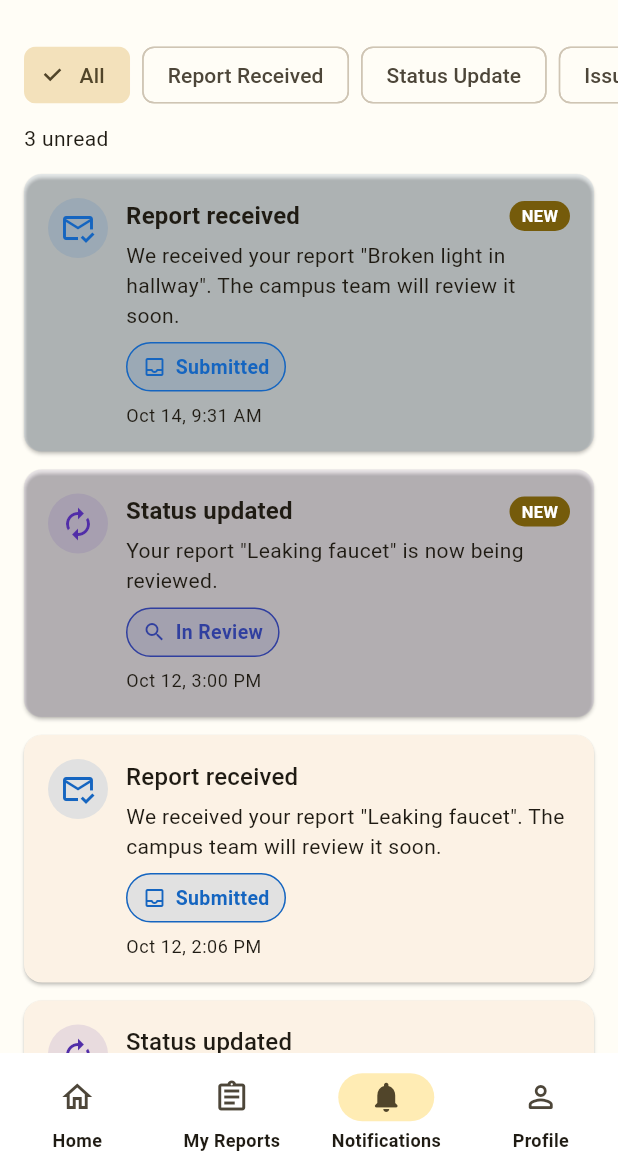
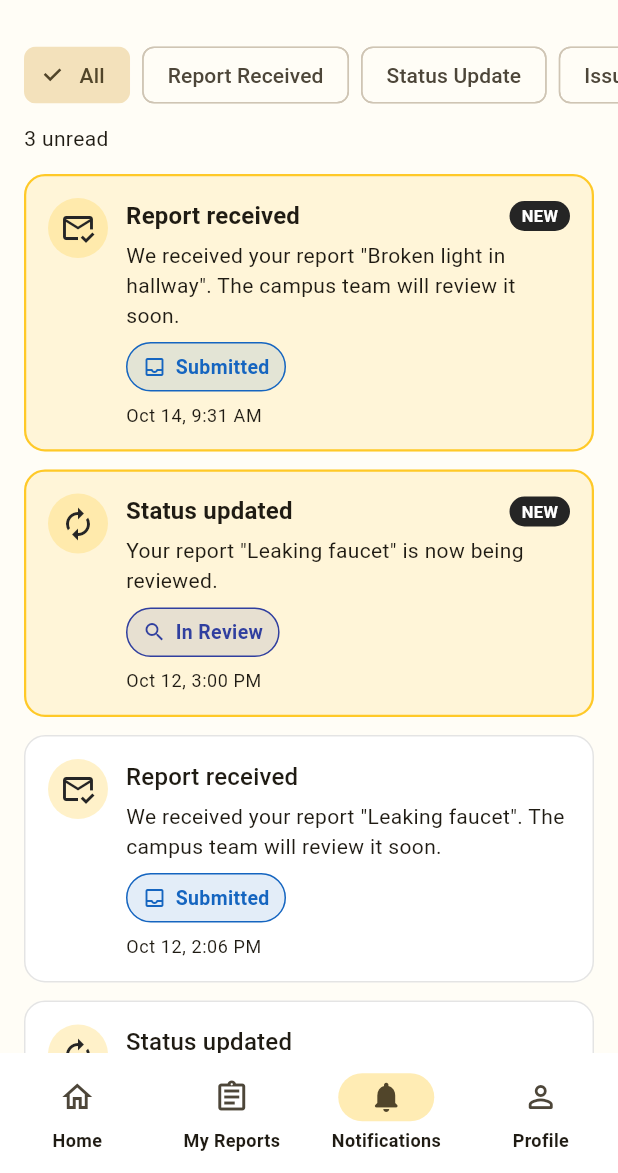
Before and after one commit to karenangco24-source/QuickFix, a Flutter app: the screen it shows after launch, item 3 of the bottom bar chosen, on a phone screen of 412 x 824 dp, the part 63-1236 px from its top. Run offline on Flutter 3.47's test engine with Material 3 defaults, Android fonts, the phone set to English and light mode, and no system bars; our stand-ins replace image_picker; accounts and stored records are empty.

Commit message:
Unify notification card colors with app theme

```diff
--- a/lib/widgets/notification_tile.dart
+++ b/lib/widgets/notification_tile.dart
@@ -1,11 +1,14 @@
 import 'package:flutter/material.dart';
 
 import '../models/app_notification.dart';
+import '../theme/app_theme.dart';
 import 'notification_style.dart';
 import 'status_chip.dart';
 
 /// One tappable notification in the Notifications list.
-/// Unread items show a "NEW" text badge and bold title, not just a color.
+/// All cards share the app's white/yellow look. Unread items are marked by a
+/// pale yellow fill, a yellow outline, a "NEW" text badge, and a bold title,
+/// so color is never the only signal.
 class NotificationTile extends StatelessWidget {
   const NotificationTile({
     super.key,
@@ -21,14 +24,28 @@ class NotificationTile extends StatelessWidget {
   @override
   Widget build(BuildContext context) {
     final textTheme = Theme.of(context).textTheme;
-    final type = notification.type;
     final isUnread = !notification.isRead;
 
+    // Solid colors (not see-through), so the card never looks muddy.
+    final unreadFill =
+        Color.alphaBlend(AppTheme.primaryYellow.withAlpha(46), Colors.white);
+
     return Card(
+      elevation: 0,
       margin: const EdgeInsets.symmetric(vertical: 6),
-      color: isUnread ? type.color.withAlpha(18) : null,
+      color: isUnread ? unreadFill : Colors.white,
+      surfaceTintColor: Colors.transparent,
+      shape: RoundedRectangleBorder(
+        borderRadius: BorderRadius.circular(14),
+        side: BorderSide(
+          color: isUnread
+              ? AppTheme.primaryYellow
+              : AppTheme.darkText.withAlpha(31),
+          width: isUnread ? 1.5 : 1,
+        ),
+      ),
       child: InkWell(
-        borderRadius: BorderRadius.circular(12),
+        borderRadius: BorderRadius.circular(14),
         onTap: onTap,
         child: Padding(
           padding: const EdgeInsets.all(16),
@@ -36,8 +53,8 @@ class NotificationTile extends StatelessWidget {
             crossAxisAlignment: CrossAxisAlignment.start,
             children: [
               CircleAvatar(
-                backgroundColor: type.color.withAlpha(30),
-                child: Icon(type.icon, color: type.color),
+                backgroundColor: AppTheme.primaryYellow.withAlpha(64),
+                child: Icon(notification.type.icon, color: AppTheme.darkText),
               ),
               const SizedBox(width: 12),
               Expanded(
@@ -82,18 +99,17 @@ class _NewBadge extends StatelessWidget {
 
   @override
   Widget build(BuildContext context) {
-    final scheme = Theme.of(context).colorScheme;
     return Container(
       margin: const EdgeInsets.only(left: 8),
       padding: const EdgeInsets.symmetric(horizontal: 8, vertical: 2),
       decoration: BoxDecoration(
-        color: scheme.primary,
+        color: AppTheme.darkText,
         borderRadius: BorderRadius.circular(10),
       ),
-      child: Text(
+      child: const Text(
         'NEW',
         style: TextStyle(
-          color: scheme.onPrimary,
+          color: Colors.white,
           fontSize: 11,
           fontWeight: FontWeight.w700,
         ),
```
